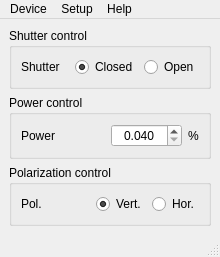
Old version of the form software/lcu03/src/main_wnd.ui in the repository z80/lcu03.
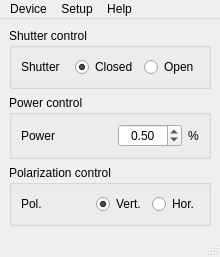
New version of the form.

Commit message: Adjusted power inpup.

What changed in the file:
```diff
--- a/software/lcu03/src/main_wnd.ui
+++ b/software/lcu03/src/main_wnd.ui
@@ -121,10 +121,10 @@
           <set>Qt::AlignCenter</set>
          </property>
          <property name="decimals">
-          <number>3</number>
+          <number>2</number>
          </property>
          <property name="minimum">
-          <double>0.040000000000000</double>
+          <double>0.010000000000000</double>
          </property>
          <property name="maximum">
           <double>100.000000000000000</double>
@@ -133,7 +133,7 @@
           <double>0.001000000000000</double>
          </property>
          <property name="value">
-          <double>0.040000000000000</double>
+          <double>0.500000000000000</double>
          </property>
         </widget>
        </item>
```
Left out of the diff: 7 changed lines with no effect on the pictures. The commit also changes 2 other files.
